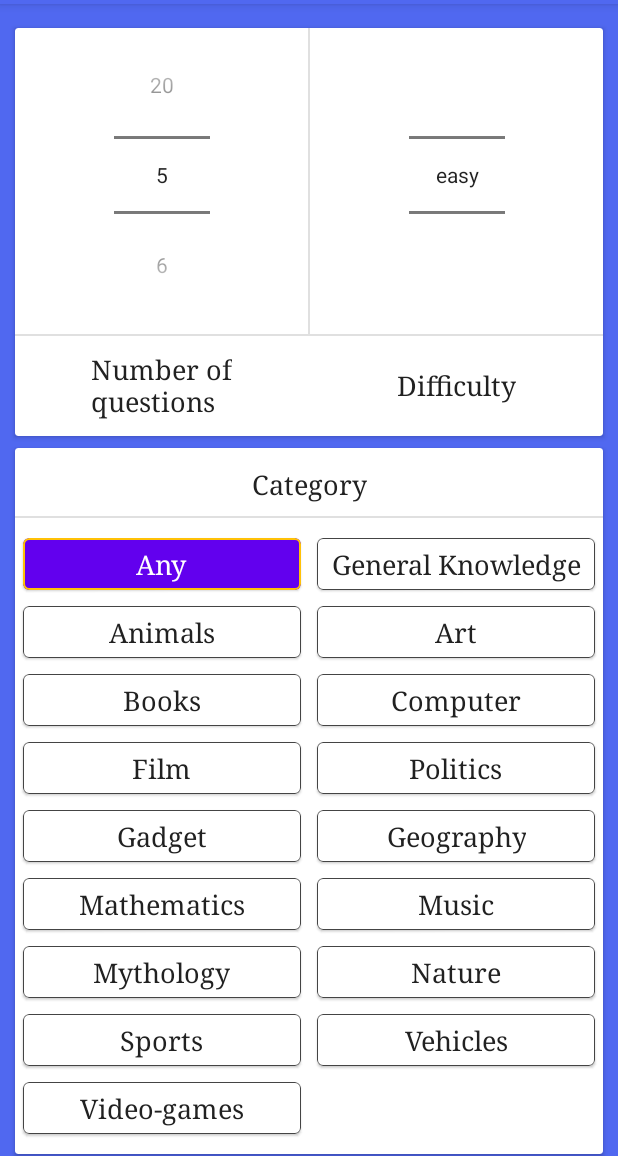
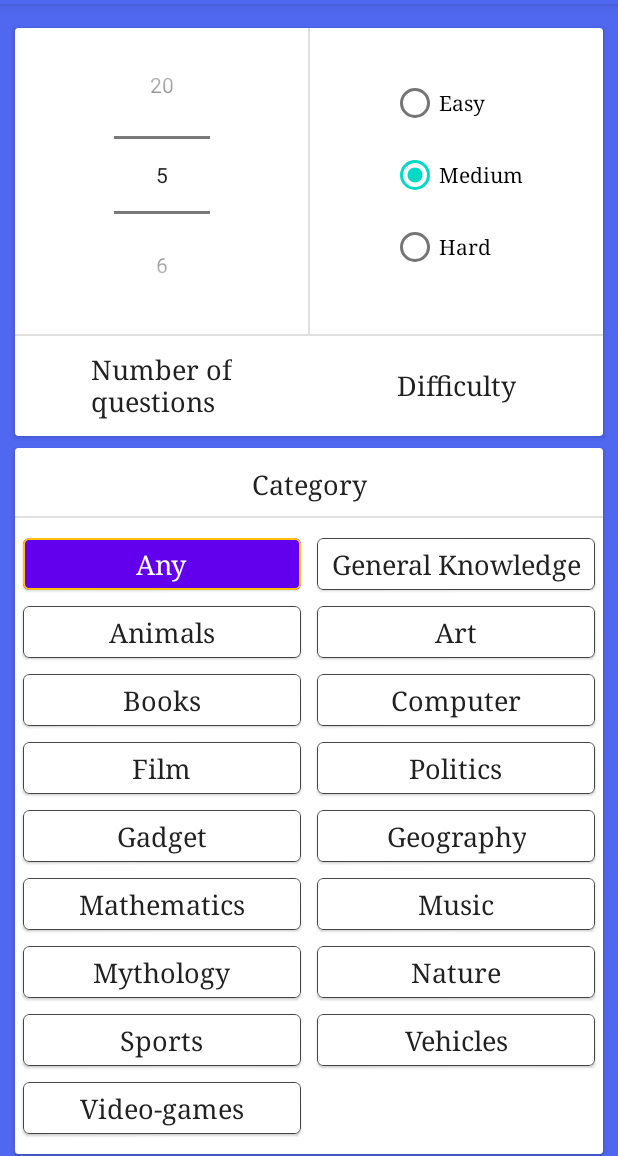
Before and after one commit to rkumar0206/Quiz_App, an Android app: the CustomQuizFragment screen opened through its navigation route, on a phone screen of 412 x 824 dp, the part 80-1236 px from its top. Run offline under Robolectric (Android 15) with nearby library versions, the phone set to English and light mode, and no system bars; our stand-ins replace Dagger/Hilt's generated code; network calls fail; 1 statement that could not run was skipped.

Commit message:
-> Completed Custom Quiz

```diff
--- a/app/src/main/java/com/rohitthebest/quizzed_aquizapp/ui/fragments/CustomQuizFragment.kt
+++ b/app/src/main/java/com/rohitthebest/quizzed_aquizapp/ui/fragments/CustomQuizFragment.kt
@@ -2,36 +2,43 @@ package com.rohitthebest.quizzed_aquizapp.ui.fragments
 
 import android.os.Bundle
 import android.view.View
+import android.widget.NumberPicker
+import android.widget.RadioGroup
 import androidx.fragment.app.Fragment
+import androidx.navigation.fragment.findNavController
 import androidx.recyclerview.widget.GridLayoutManager
 import com.rohitthebest.quizzed_aquizapp.R
 import com.rohitthebest.quizzed_aquizapp.adapters.SelectCategoryInCustomQuizAdapter
 import com.rohitthebest.quizzed_aquizapp.databinding.CustomQuizLayoutBinding
 import com.rohitthebest.quizzed_aquizapp.databinding.FragmentCustomQuizBinding
+import com.rohitthebest.quizzed_aquizapp.helperClasses.CustomQuizParameters
+import com.rohitthebest.quizzed_aquizapp.helperClasses.Difficulty
+import com.rohitthebest.quizzed_aquizapp.helperClasses.Type
 import com.rohitthebest.quizzed_aquizapp.util.Functions.Companion.populateCategoryList
+import com.rohitthebest.quizzed_aquizapp.util.GsonConverters.Companion.convertCustomQuizParameterToString
 
 private const val TAG = "CustomQuizFragment"
 
 class CustomQuizFragment : Fragment(R.layout.fragment_custom_quiz), View.OnClickListener,
-    SelectCategoryInCustomQuizAdapter.OnClickListener {
+    SelectCategoryInCustomQuizAdapter.OnClickListener, RadioGroup.OnCheckedChangeListener,
+    NumberPicker.OnValueChangeListener {
 
     private var _binding: FragmentCustomQuizBinding? = null
     private val binding get() = _binding!!
     private lateinit var includeBinding: CustomQuizLayoutBinding
-    private lateinit var difficultyArray: Array<String>
 
     private lateinit var categoryList: ArrayList<Category>
     private lateinit var mAdapter: SelectCategoryInCustomQuizAdapter
 
     private var categoryNumber = -1
+    private var numberOfQuestion = 5
+    private var difficulty = Difficulty.MEDIUM
 
     override fun onViewCreated(view: View, savedInstanceState: Bundle?) {
         super.onViewCreated(view, savedInstanceState)
 
         _binding = FragmentCustomQuizBinding.bind(view)
         includeBinding = binding.include
-
-        difficultyArray = arrayOf("easy", "medium", "hard")
 
         categoryList = ArrayList()
         categoryList = populateCategoryList()
@@ -72,20 +79,64 @@ class CustomQuizFragment : Fragment(R.layout.fragment_custom_quiz), View.OnClick
 
         includeBinding.numberOfQuestionsNumberPicker.maxValue = 20
         includeBinding.numberOfQuestionsNumberPicker.minValue = 5
-
-
-        includeBinding.difficultyNumberPicker.displayedValues = difficultyArray
     }
 
     private fun initListeners() {
 
         includeBinding.startQuizBtn.setOnClickListener(this)
+        includeBinding.numberOfQuestionsNumberPicker.setOnValueChangedListener(this)
+        includeBinding.difficultyRG.setOnCheckedChangeListener(this)
     }
 
     override fun onClick(v: View?) {
 
+        when (v?.id) {
+
+            includeBinding.startQuizBtn.id -> {
+
+                val action = CustomQuizFragmentDirections.actionCustomQuizFragmentToQuizFragment(
+                    convertCustomQuizParameterToString(
+                        CustomQuizParameters(
+                            Type.CUSTOM,
+                            categoryNumber.toString(),
+                            numberOfQuestion.toString(),
+                            difficulty
+                        )
+                    )
+                )
+
+                findNavController().navigate(action)
+            }
+        }
+    }
+
+    override fun onValueChange(picker: NumberPicker?, oldVal: Int, newVal: Int) {
+
+        numberOfQuestion = newVal
+    }
+
+    override fun onCheckedChanged(group: RadioGroup?, checkedId: Int) {
+
+        when (checkedId) {
+
+            includeBinding.easyRB.id -> {
+
+                difficulty = Difficulty.EASY
+            }
+
+            includeBinding.mediumRB.id -> {
+
+                difficulty = Difficulty.MEDIUM
+            }
+
+            else -> {
+
+                difficulty = Difficulty.HARD
+            }
+        }
 
     }
+
 
     override fun onDestroyView() {
         super.onDestroyView()
@@ -93,5 +144,4 @@ class CustomQuizFragment : Fragment(R.layout.fragment_custom_quiz), View.OnClick
         _binding = null
 
     }
-
 }
--- a/app/src/main/res/layout/custom_quiz_layout.xml
+++ b/app/src/main/res/layout/custom_quiz_layout.xml
@@ -43,14 +43,6 @@
                 app:layout_constraintStart_toStartOf="parent"
                 app:layout_constraintTop_toTopOf="parent" />
 
-            <NumberPicker
-                android:id="@+id/difficultyNumberPicker"
-                android:layout_width="wrap_content"
-                android:layout_height="wrap_content"
-                app:layout_constraintEnd_toEndOf="parent"
-                app:layout_constraintStart_toEndOf="@+id/divider8"
-                app:layout_constraintTop_toTopOf="@+id/numberOfQuestionsNumberPicker" />
-
             <View
                 android:id="@+id/divider9"
                 android:layout_width="match_parent"
@@ -89,6 +81,35 @@
                 app:layout_constraintEnd_toEndOf="parent"
                 app:layout_constraintStart_toEndOf="@+id/divider8"
                 app:layout_constraintTop_toTopOf="@+id/textView7" />
+
+            <RadioGroup
+                android:id="@+id/difficultyRG"
+                android:layout_width="wrap_content"
+                android:layout_height="wrap_content"
+                android:checkedButton="@id/mediumRB"
+                app:layout_constraintBottom_toBottomOf="@+id/numberOfQuestionsNumberPicker"
+                app:layout_constraintEnd_toEndOf="parent"
+                app:layout_constraintStart_toEndOf="@+id/divider8"
+                app:layout_constraintTop_toTopOf="@+id/numberOfQuestionsNumberPicker">
+
+                <RadioButton
+                    android:id="@+id/easyRB"
+                    android:layout_width="match_parent"
+                    android:layout_height="wrap_content"
+                    android:text="Easy" />
+
+                <RadioButton
+                    android:id="@+id/mediumRB"
+                    android:layout_width="match_parent"
+                    android:layout_height="wrap_content"
+                    android:text="Medium" />
+
+                <RadioButton
+                    android:id="@+id/hardRB"
+                    android:layout_width="match_parent"
+                    android:layout_height="wrap_content"
+                    android:text="Hard" />
+            </RadioGroup>
 
         </androidx.constraintlayout.widget.ConstraintLayout>
     </androidx.cardview.widget.CardView>
```
Also changed, not shown: app/src/main/java/com/rohitthebest/quizzed_aquizapp/helperClasses/CustomQuizParameters.kt (+9 -1 lines), app/src/main/java/com/rohitthebest/quizzed_aquizapp/ui/fragments/QuizFragment.kt (+49 -18 lines).
